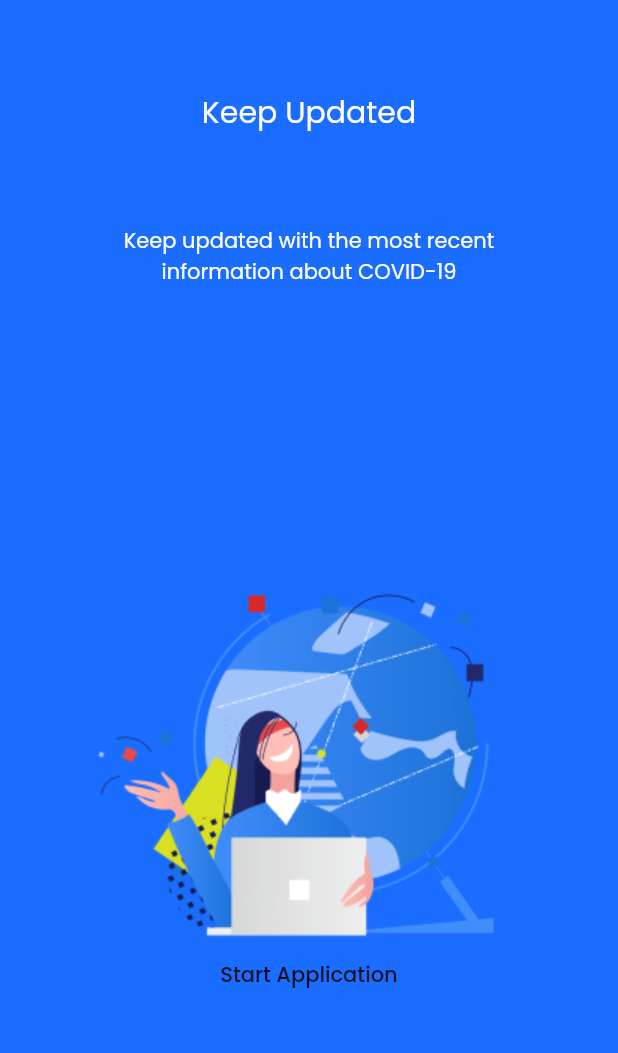
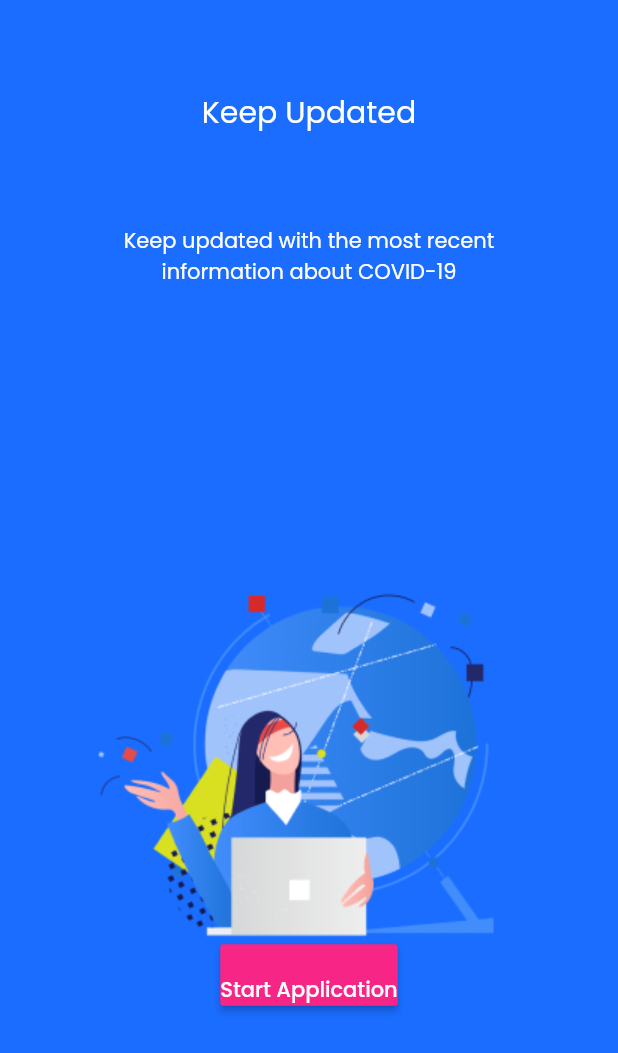
Before and after one commit to adrdev10/PublicHealthTeamFall2020, a Flutter app: the screen it shows after launch, swiped to page 3, on a phone screen of 412 x 824 dp. Shown: the top 1053 px of the screen. Run offline on Flutter 3.47's test engine with Material 2 defaults, Android fonts, the phone set to English and light mode, and no system bars; our stand-ins replace firebase_auth, firebase_core, google_fonts, google_maps_flutter, rflutter_alert; accounts and stored records are empty.

```diff
--- a/lib/screens/infopages/page/page.dart
+++ b/lib/screens/infopages/page/page.dart
@@ -45,9 +45,12 @@ class PageContainer extends StatelessWidget {
           if (image == "assets/page3.png")
             Positioned(
               //TODO: Style flat button
-              child: FlatButton(
+              child: RaisedButton(
+                padding: EdgeInsets.only(top: 20),
                 onPressed: () => Navigator.pushNamed(context, "/signinpage"),
+                color: Color(0xffF72585),
                 child: Text("Start Application"),
+                textColor: Color(0xffffffff),
               ),
               bottom: 100,
             ),
```
